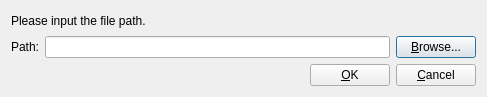
Before: the Qt Designer form src/gui/Src/Gui/BrowseDialog.ui in x64dbg/x64dbg, drawn with Qt 5.
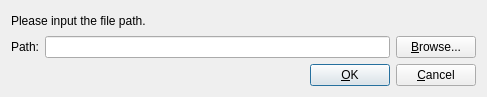
After: the same form once the commit is applied.

Commit message: GUI: add a gui for the trace log in SimpleTraceDialog

Patch:
```diff
--- a/src/gui/Src/Gui/BrowseDialog.ui
+++ b/src/gui/Src/Gui/BrowseDialog.ui
@@ -62,6 +62,9 @@
        <property name="text">
         <string>&amp;OK</string>
        </property>
+       <property name="default">
+        <bool>true</bool>
+       </property>
       </widget>
      </item>
      <item>
```
The commit also changes 4 other files.
